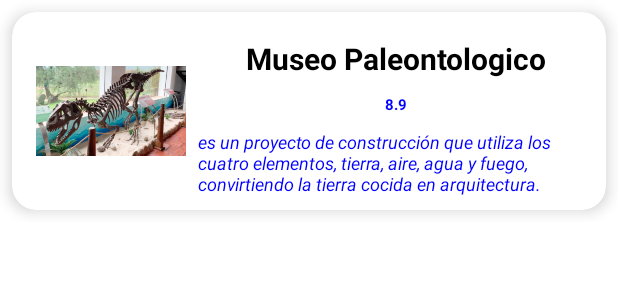
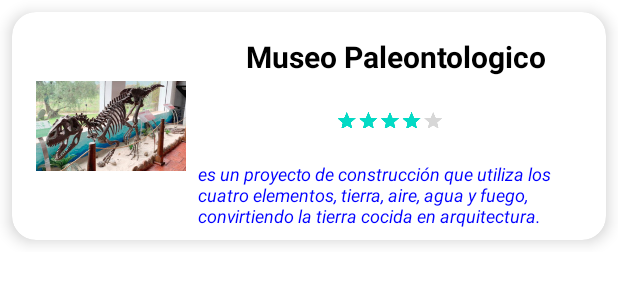
Before and after one commit to Lantpard/Forscher_Mobile, an Android app: the layout card_view_poi_item.xml on its own in the app's theme, with its tools: preview values and no code run, on a phone screen of 412 x 824 dp. Shown: the top 300 px of the screen. Run offline under Robolectric (Android 15) with nearby library versions, the phone set to English and light mode, and no system bars.

Commit message:
agregar ratingBar

```diff
--- a/app/src/main/java/com/example/forscher_mobile/list/PoiAdapter.kt
+++ b/app/src/main/java/com/example/forscher_mobile/list/PoiAdapter.kt
@@ -5,6 +5,7 @@ import android.view.View
 import android.view.ViewGroup
 import android.widget.AdapterView
 import android.widget.ImageView
+import android.widget.RatingBar
 import android.widget.TextView
 import androidx.recyclerview.widget.RecyclerView
 import com.example.forscher_mobile.R
@@ -38,14 +39,17 @@ class poiAdapter (
 
     class ViewHolder(itemview: View): RecyclerView.ViewHolder(itemview){
         private var nameTextView: TextView= itemview.findViewById(R.id.name_text_view)
-        private var rankingTextView: TextView= itemview.findViewById(R.id.point_text_view)
+        //private var rankingTextView: TextView= itemview.findViewById(R.id.point_text_view)
         private var desciptionTextView: TextView= itemview.findViewById(R.id.descripcion_text_view)
         private var pictureImageView: ImageView = itemview.findViewById(R.id.picture_image_view)
+        private var RatingBar: RatingBar = itemview.findViewById(R.id.ratingBar_text_view)
         fun bind(poi: PoiItemX){
             nameTextView.text=poi.name
             desciptionTextView.text=poi.description
-            rankingTextView.text=poi.ranking.toString()
+            //rankingTextView.text=poi.ranking.toString()
             Picasso.get().load(poi.urlPicture).into(pictureImageView)
+            RatingBar.rating=poi.ranking
+
 
         }
 
--- a/app/src/main/res/layout/card_view_poi_item.xml
+++ b/app/src/main/res/layout/card_view_poi_item.xml
@@ -42,25 +42,11 @@
                 android:layout_width="wrap_content"
                 android:layout_height="wrap_content"
                 android:layout_marginTop="16dp"
-                android:layout_marginBottom="8dp"
                 android:text="@string/museo_paleontologico"
-                app:layout_constraintBottom_toTopOf="@+id/point_text_view"
                 app:layout_constraintEnd_toEndOf="parent"
                 app:layout_constraintStart_toEndOf="@+id/picture_image_view"
                 app:layout_constraintTop_toTopOf="parent" />
 
-            <TextView
-                android:id="@+id/point_text_view"
-                style="@style/Texto_normal2"
-                android:layout_width="wrap_content"
-                android:layout_height="wrap_content"
-                android:layout_marginStart="8dp"
-                android:layout_marginEnd="8dp"
-                android:text="8.9"
-                app:layout_constraintBottom_toTopOf="@+id/descripcion_text_view"
-                app:layout_constraintEnd_toEndOf="parent"
-                app:layout_constraintStart_toEndOf="@+id/picture_image_view"
-                app:layout_constraintTop_toBottomOf="@+id/name_text_view" />
 
             <TextView
                 android:id="@+id/descripcion_text_view"
@@ -75,7 +61,22 @@
                 app:layout_constraintBottom_toBottomOf="parent"
                 app:layout_constraintEnd_toEndOf="parent"
                 app:layout_constraintStart_toEndOf="@+id/picture_image_view"
-                app:layout_constraintTop_toBottomOf="@+id/point_text_view" />
+                app:layout_constraintTop_toBottomOf="@+id/ratingBar_text_view" />
+
+            <RatingBar
+                android:id="@+id/ratingBar_text_view"
+                android:layout_width="wrap_content"
+                android:layout_height="40dp"
+                android:layout_marginStart="16dp"
+                android:layout_marginTop="8dp"
+                android:numStars="5"
+                android:rating="4"
+                android:scaleX="0.3"
+                android:scaleY="0.3"
+                android:stepSize="0.1"
+                app:layout_constraintStart_toEndOf="@+id/picture_image_view"
+                app:layout_constraintTop_toBottomOf="@+id/name_text_view"
+                tools:ignore="SpeakableTextPresentCheck" />
 
         </androidx.constraintlayout.widget.ConstraintLayout>
     </androidx.cardview.widget.CardView>
```
